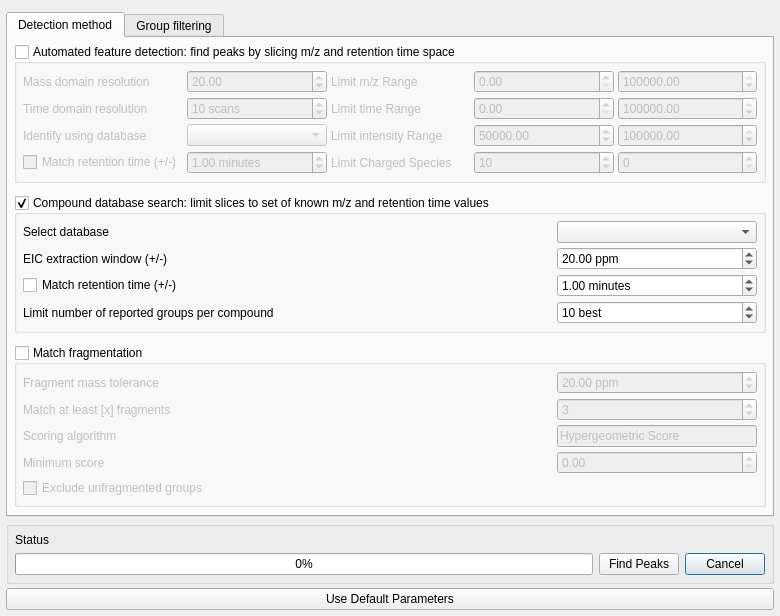
ElucidataInc/ElMaven, file src/gui/mzroll/forms/peakdetectiondialog.ui: the form before one commit.
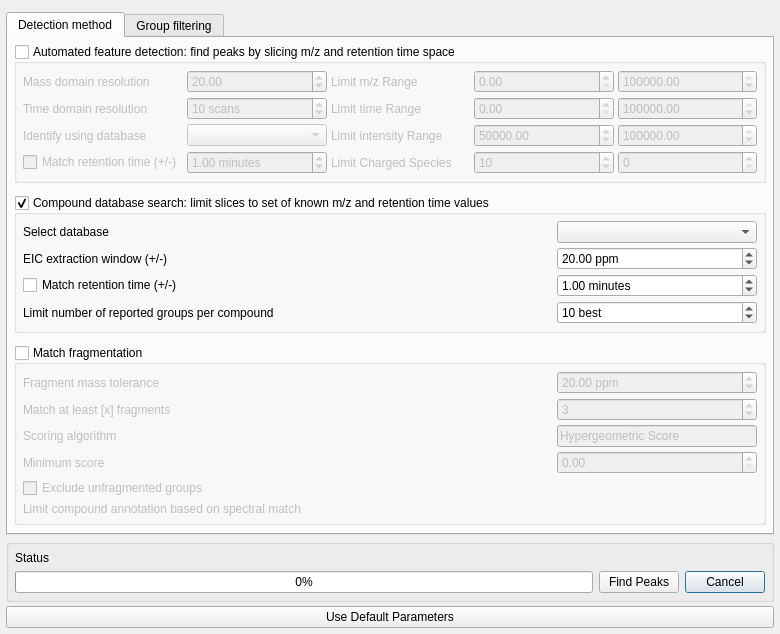
The form after the commit.

Commit message:
[DIA] New dot-product based fragmentation matching
The tool MS-DIAL (Tsugawa et. al., 2015) describes a good algorithm
for matching fragmentation spectra. It combines a weighted
dot-product, reverse weighted dot-product and the ratio of actual
to expected number of matches to give a robust score. It manages to
give enough siginificance to both the fragmentation profile's trend
and absolute number of matches.

```diff
--- a/src/gui/mzroll/forms/peakdetectiondialog.ui
+++ b/src/gui/mzroll/forms/peakdetectiondialog.ui
@@ -7,7 +7,7 @@
     <x>0</x>
     <y>0</y>
     <width>780</width>
-    <height>580</height>
+    <height>631</height>
    </rect>
   </property>
   <property name="sizePolicy">
@@ -621,6 +621,13 @@
             </property>
            </widget>
           </item>
+        <item row="6" column="0">
+           <widget class="QLabel" name="label_2">
+            <property name="text">
+             <string>Limit compound annotation based on spectral match</string>
+            </property>
+           </widget>
+          </item>
           <item row="4" column="0">
            <widget class="QCheckBox" name="mustHaveMs2">
             <property name="text">
```
The commit also changes 4 other files.
